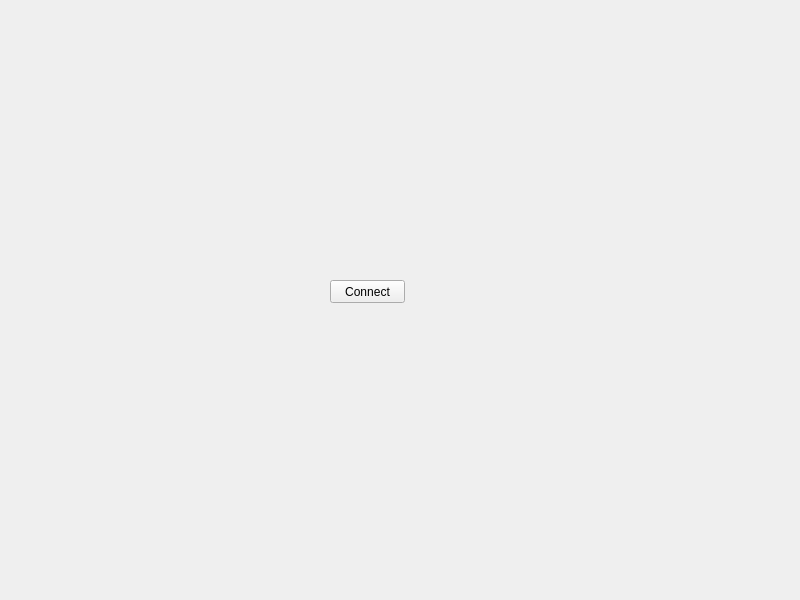
Above: mainwindow.ui from omegaBionic/mifare before the change. Below: the same form after it.
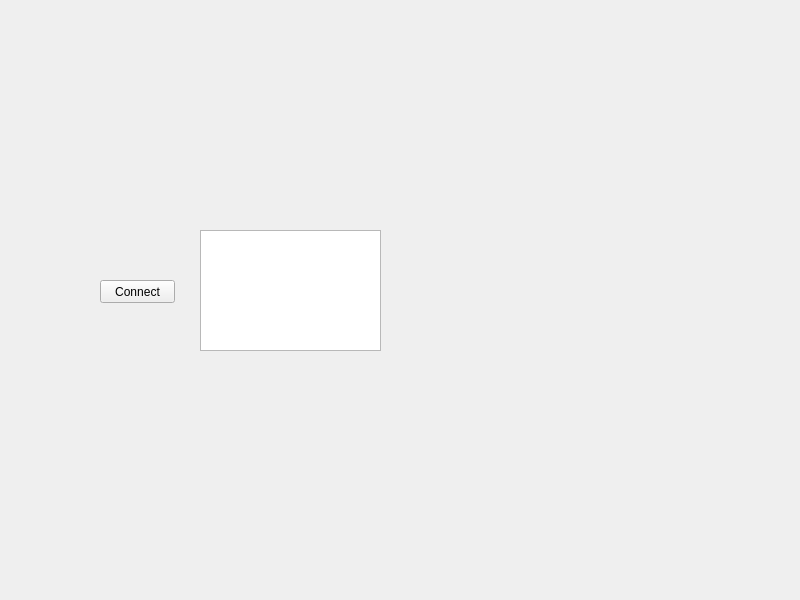
That is the form after the change.

Commit message: [Core] Added display version when connected.

Diff of the .ui file:
```diff
--- a/mainwindow.ui
+++ b/mainwindow.ui
@@ -16,7 +16,7 @@
   <widget class="QPushButton" name="Connect">
    <property name="geometry">
     <rect>
-     <x>330</x>
+     <x>100</x>
      <y>280</y>
      <width>75</width>
      <height>23</height>
@@ -26,6 +26,16 @@
     <string>Connect</string>
    </property>
   </widget>
+  <widget class="QTextEdit" name="Display">
+   <property name="geometry">
+    <rect>
+     <x>200</x>
+     <y>230</y>
+     <width>181</width>
+     <height>121</height>
+    </rect>
+   </property>
+  </widget>
  </widget>
  <resources/>
  <connections/>
```
The commit also changes 1 other file.
